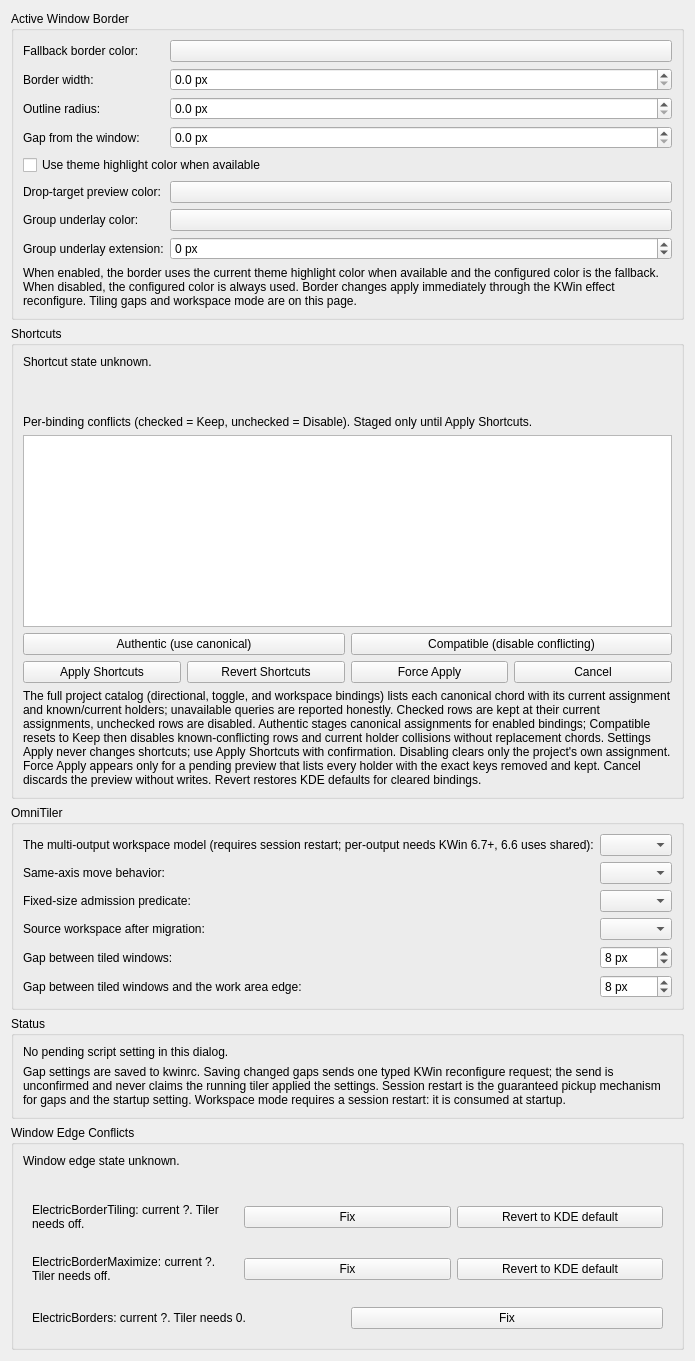
First picture: the form in kwin/native-effect/unifiedsettings.ui, repository beefsack/OmniTiler, before the edit.
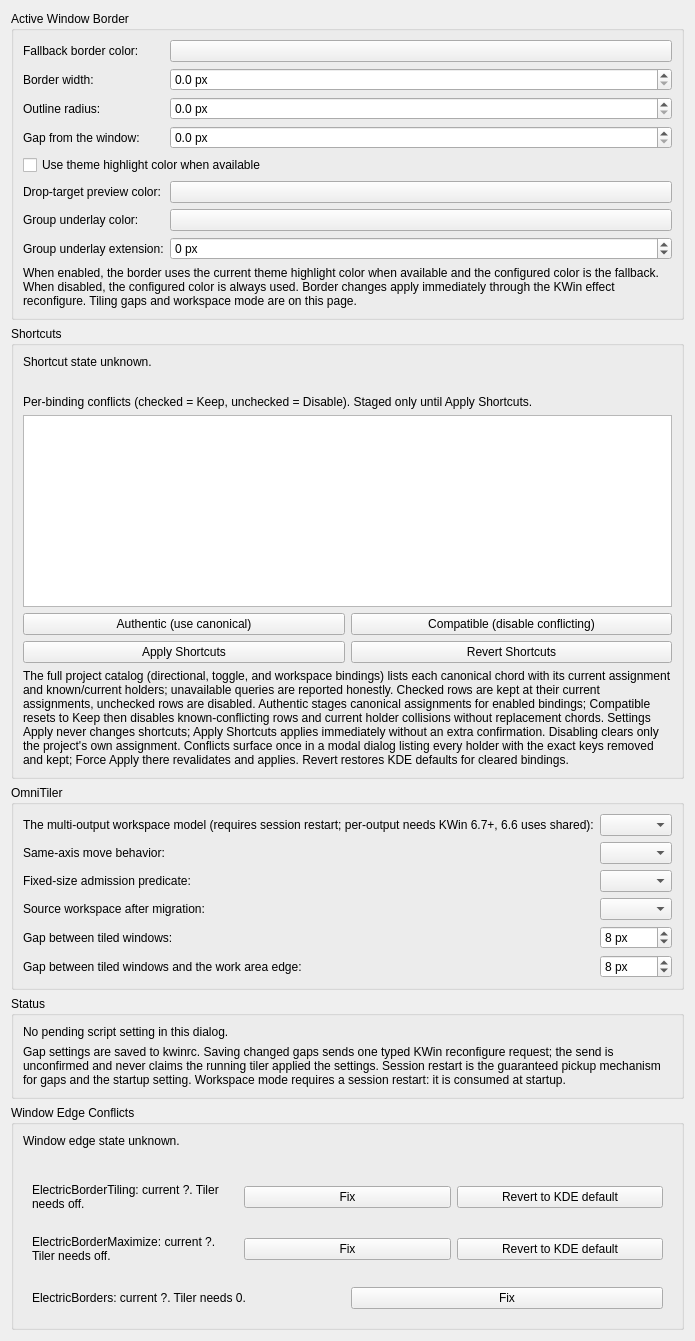
Second picture: the form after the edit. Custom widgets are drawn as their Qt base class.

Commit message: kwin: show complete shortcut conflict and result dialogs

What changed in the file:
```diff
--- a/kwin/native-effect/unifiedsettings.ui
+++ b/kwin/native-effect/unifiedsettings.ui
@@ -200,16 +200,6 @@
          </property>
         </widget>
        </item>
-         <item>
-          <widget class="QLabel" name="shortcutForcePreviewLabel">
-           <property name="text">
-            <string></string>
-           </property>
-           <property name="wordWrap">
-            <bool>true</bool>
-           </property>
-          </widget>
-         </item>
          <item>
           <widget class="QLabel" name="shortcutConflictHintLabel">
            <property name="text">
@@ -264,26 +254,12 @@
            </property>
           </widget>
          </item>
-          <item>
-           <widget class="QPushButton" name="shortcutForceApplyButton">
-            <property name="text">
-             <string>Force Apply</string>
-            </property>
-           </widget>
-          </item>
-          <item>
-           <widget class="QPushButton" name="shortcutForceCancelButton">
-            <property name="text">
-             <string>Cancel</string>
-            </property>
-           </widget>
-          </item>
          </layout>
         </item>
         <item>
          <widget class="QLabel" name="shortcutDescription">
           <property name="text">
-             <string>The full project catalog (directional, toggle, and workspace bindings) lists each canonical chord with its current assignment and known/current holders; unavailable queries are reported honestly. Checked rows are kept at their current assignments, unchecked rows are disabled. Authentic stages canonical assignments for enabled bindings; Compatible resets to Keep then disables known-conflicting rows and current holder collisions without replacement chords. Settings Apply never changes shortcuts; use Apply Shortcuts with confirmation. Disabling clears only the project's own assignment. Force Apply appears only for a pending preview that lists every holder with the exact keys removed and kept. Cancel discards the preview without writes. Revert restores KDE defaults for cleared bindings.</string>
+             <string>The full project catalog (directional, toggle, and workspace bindings) lists each canonical chord with its current assignment and known/current holders; unavailable queries are reported honestly. Checked rows are kept at their current assignments, unchecked rows are disabled. Authentic stages canonical assignments for enabled bindings; Compatible resets to Keep then disables known-conflicting rows and current holder collisions without replacement chords. Settings Apply never changes shortcuts; Apply Shortcuts applies immediately without an extra confirmation. Disabling clears only the project's own assignment. Conflicts surface once in a modal dialog listing every holder with the exact keys removed and kept; Force Apply there revalidates and applies. Revert restores KDE defaults for cleared bindings.</string>
           </property>
          <property name="wordWrap">
           <bool>true</bool>
```
The commit also changes 12 other files.
